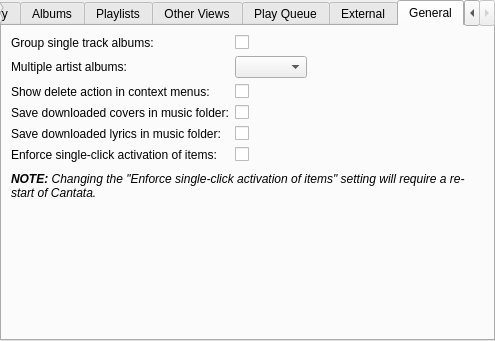
The window that gui/interfacesettings.ui (polpo/cantata-mac) describes before a commit, drawn with Qt 5.
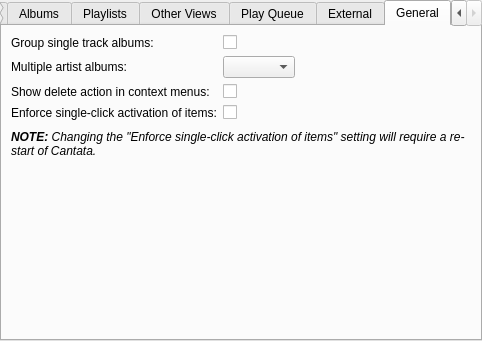
The same window after the commit. The open tabs and pages were chosen to show the change. Custom widgets are drawn as their Qt base class.

Commit message: Add option to save streams in mpd folder.

```diff
--- a/gui/interfacesettings.ui
+++ b/gui/interfacesettings.ui
@@ -6,7 +6,7 @@
    <rect>
     <x>0</x>
     <y>0</y>
-    <width>495</width>
+    <width>482</width>
     <height>341</height>
    </rect>
   </property>
@@ -535,36 +535,6 @@
           </widget>
          </item>
          <item row="3" column="0">
-          <widget class="BuddyLabel" name="storeCoversInMpdDirLabel">
-           <property name="text">
-            <string>Save downloaded covers in music folder:</string>
-           </property>
-           <property name="buddy">
-            <cstring>storeCoversInMpdDir</cstring>
-           </property>
-          </widget>
-         </item>
-         <item row="3" column="1">
-          <widget class="OnOffButton" name="storeCoversInMpdDir"/>
-         </item>
-         <item row="4" column="0">
-          <widget class="BuddyLabel" name="label_4">
-           <property name="text">
-            <string>Save downloaded lyrics in music folder:</string>
-           </property>
-           <property name="buddy">
-            <cstring>storeLyricsInMpdDir</cstring>
-           </property>
-          </widget>
-         </item>
-         <item row="4" column="1">
-          <widget class="OnOffButton" name="storeLyricsInMpdDir">
-           <property name="text">
-            <string/>
-           </property>
-          </widget>
-         </item>
-         <item row="5" column="0">
           <widget class="BuddyLabel" name="forceSingleClick_label">
            <property name="text">
             <string>Enforce single-click activation of items:</string>
@@ -574,7 +544,7 @@
            </property>
           </widget>
          </item>
-         <item row="5" column="1">
+         <item row="3" column="1">
           <widget class="OnOffButton" name="forceSingleClick">
            <property name="text">
             <string/>
```
Left out of the diff: 2 changed lines with no effect on the pictures. The commit also changes 14 other files.
